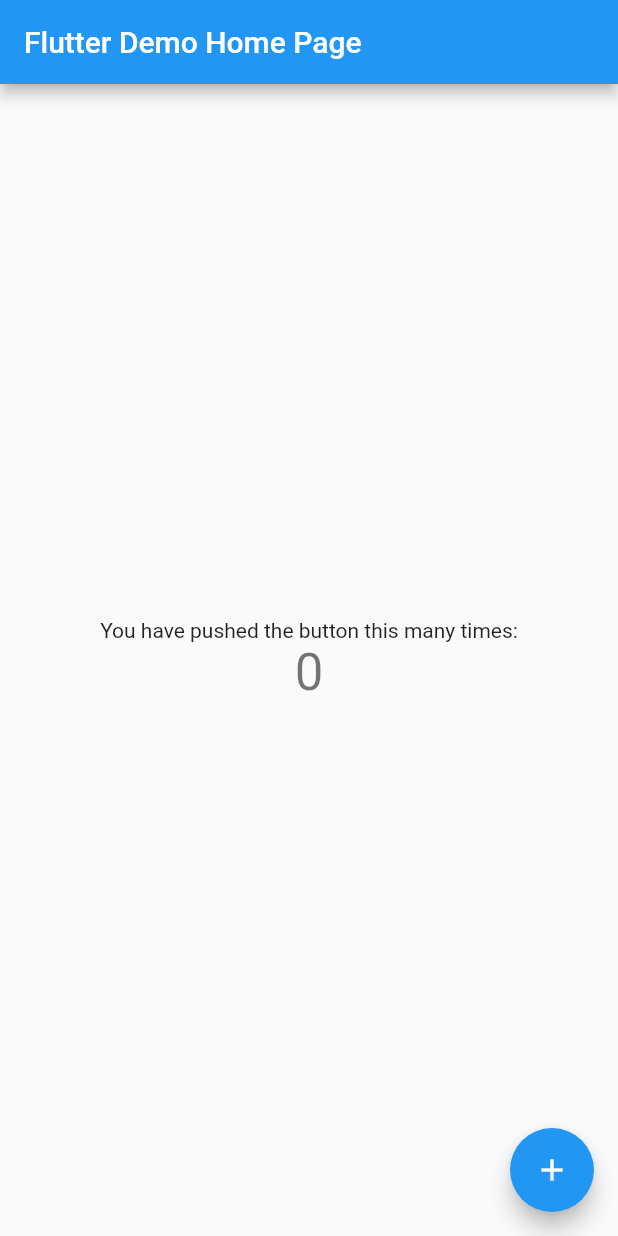
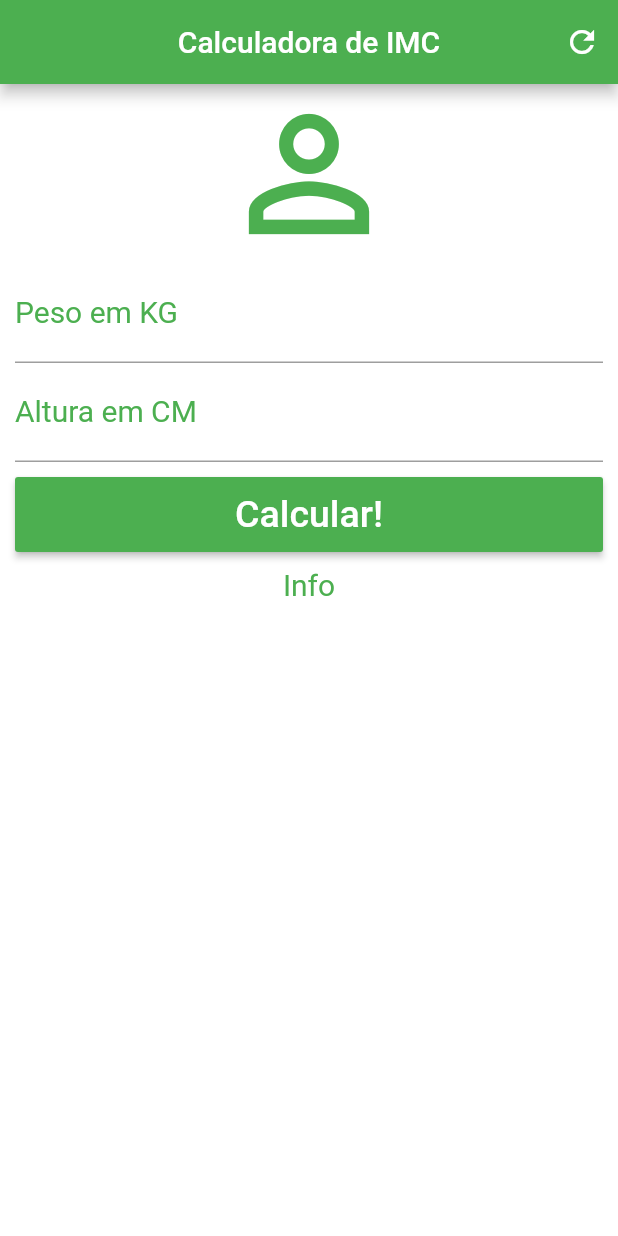
Before and after one commit to robertofilho1/calculo_imc, a Flutter app: the screen it shows after launch, on a phone screen of 412 x 824 dp. Run offline on Flutter 3.47's test engine with Material 2 defaults, Android fonts, the phone set to English and light mode, and no system bars.

Commit message:
Finalização do Layout:
- Implementação de campos - Insert para altura e peso;
- Implementação de scroll.

```diff
--- a/lib/main.dart
+++ b/lib/main.dart
@@ -1,111 +1,79 @@
 import 'package:flutter/material.dart';
 
-void main() => runApp(MyApp());
+void main() {
+  runApp(MaterialApp(
+    home: Home(),
+  ));
+}
 
-class MyApp extends StatelessWidget {
-  // This widget is the root of your application.
+class Home extends StatefulWidget {
+  @override
+  _HomeState createState() => _HomeState();
+}
+
+class _HomeState extends State<Home> {
   @override
   Widget build(BuildContext context) {
-    return MaterialApp(
-      title: 'Flutter Demo',
-      theme: ThemeData(
-        // This is the theme of your application.
-        //
-        // Try running your application with "flutter run". You'll see the
-        // application has a blue toolbar. Then, without quitting the app, try
-        // changing the primarySwatch below to Colors.green and then invoke
-        // "hot reload" (press "r" in the console where you ran "flutter run",
-        // or simply save your changes to "hot reload" in a Flutter IDE).
-        // Notice that the counter didn't reset back to zero; the application
-        // is not restarted.
-        primarySwatch: Colors.blue,
-      ),
-      home: MyHomePage(title: 'Flutter Demo Home Page'),
-    );
-  }
-}
-
-class MyHomePage extends StatefulWidget {
-  MyHomePage({Key key, this.title}) : super(key: key);
-
-  // This widget is the home page of your application. It is stateful, meaning
-  // that it has a State object (defined below) that contains fields that affect
-  // how it looks.
-
-  // This class is the configuration for the state. It holds the values (in this
-  // case the title) provided by the parent (in this case the App widget) and
-  // used by the build method of the State. Fields in a Widget subclass are
-  // always marked "final".
-
-  final String title;
-
-  @override
-  _MyHomePageState createState() => _MyHomePageState();
-}
-
-class _MyHomePageState extends State<MyHomePage> {
-  int _counter = 0;
-
-  void _incrementCounter() {
-    setState(() {
-      // This call to setState tells the Flutter framework that something has
-      // changed in this State, which causes it to rerun the build method below
-      // so that the display can reflect the updated values. If we changed
-      // _counter without calling setState(), then the build method would not be
-      // called again, and so nothing would appear to happen.
-      _counter++;
-    });
-  }
-
-  @override
-  Widget build(BuildContext context) {
-    // This method is rerun every time setState is called, for instance as done
-    // by the _incrementCounter method above.
-    //
-    // The Flutter framework has been optimized to make rerunning build methods
-    // fast, so that you can just rebuild anything that needs updating rather
-    // than having to individually change instances of widgets.
     return Scaffold(
         appBar: AppBar(
-        // Here we take the value from the MyHomePage object that was created by
-        // the App.build method, and use it to set our appbar title.
-        title: Text(widget.title),
+          title: Text("Calculadora de IMC"),
+          centerTitle: true,
+          backgroundColor: Colors.green,
+          actions: <Widget>[
+            IconButton(
+              icon: Icon(Icons.refresh),
+              onPressed: () {},
+            )
+          ],
         ),
-      body: Center(
-        // Center is a layout widget. It takes a single child and positions it
-        // in the middle of the parent.
+        backgroundColor: Colors.white,
+        body: SingleChildScrollView(
+          padding: EdgeInsets.fromLTRB(10.0, 0.0, 10.0, 0.0) ,
           child: Column(
-          // Column is also layout widget. It takes a list of children and
-          // arranges them vertically. By default, it sizes itself to fit its
-          // children horizontally, and tries to be as tall as its parent.
-          //
-          // Invoke "debug painting" (press "p" in the console, choose the
-          // "Toggle Debug Paint" action from the Flutter Inspector in Android
-          // Studio, or the "Toggle Debug Paint" command in Visual Studio Code)
-          // to see the wireframe for each widget.
-          //
-          // Column has various properties to control how it sizes itself and
-          // how it positions its children. Here we use mainAxisAlignment to
-          // center the children vertically; the main axis here is the vertical
-          // axis because Columns are vertical (the cross axis would be
-          // horizontal).
-          mainAxisAlignment: MainAxisAlignment.center,
+            crossAxisAlignment: CrossAxisAlignment.stretch,
             children: <Widget>[
-            Text(
-              'You have pushed the button this many times:',
+              Icon(
+                Icons.person_outline,
+                size: 120.0,
+                color: Colors.green,
+              ),
+              TextField(
+                keyboardType: TextInputType.number,
+                decoration: InputDecoration(
+                    labelText: "Peso em KG",
+                    labelStyle: TextStyle(color: Colors.green)),
+                textAlign: TextAlign.center,
+                style: TextStyle(color: Colors.green, fontSize: 20.0),
+              ),
+              TextField(
+                keyboardType: TextInputType.number,
+                decoration: InputDecoration(
+                    labelText: "Altura em CM",
+                    labelStyle: TextStyle(color: Colors.green)),
+                textAlign: TextAlign.center,
+                style: TextStyle(color: Colors.green, fontSize: 20.0),
+              ),
+              Padding(
+                padding: EdgeInsets.only(top: 10.0,bottom: 10.0) ,
+                child: Container(
+                  height: 50.0,
+                  child: RaisedButton(
+                    onPressed: () {},
+                    child: Text(
+                      "Calcular!",
+                      style: TextStyle(color: Colors.white, fontSize: 25.0),
+                    ),
+                    color: Colors.green,
+                  ),
+                ),
               ),
               Text(
-              '$_counter',
-              style: Theme.of(context).textTheme.display1,
+                "Info",
+                textAlign: TextAlign.center,
+                style: TextStyle(color: Colors.green, fontSize: 20.0),
               ),
             ],
           ),
-      ),
-      floatingActionButton: FloatingActionButton(
-        onPressed: _incrementCounter,
-        tooltip: 'Increment',
-        child: Icon(Icons.add),
-      ), // This trailing comma makes auto-formatting nicer for build methods.
-    );
+        ));
   }
 }
```
Lines whose indentation alone changed are shown as unchanged.
